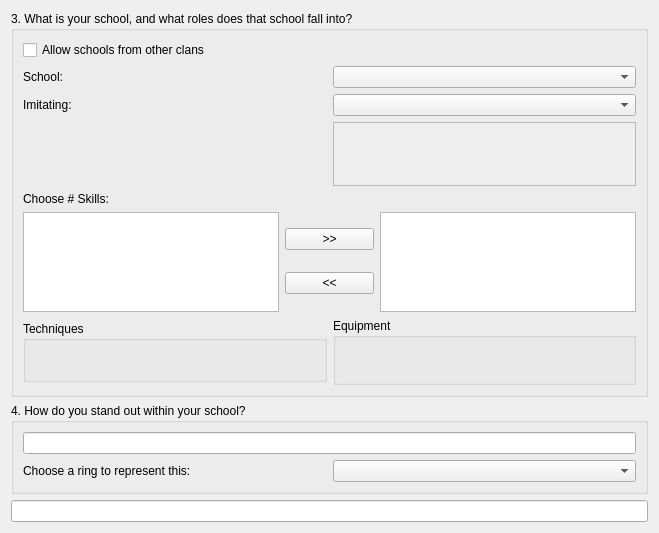
This is PaperBlossoms/ui/newcharwizardpage2.ui in dashnine/PaperBlossoms as Qt 5 draws it before an edit. The edited form follows.
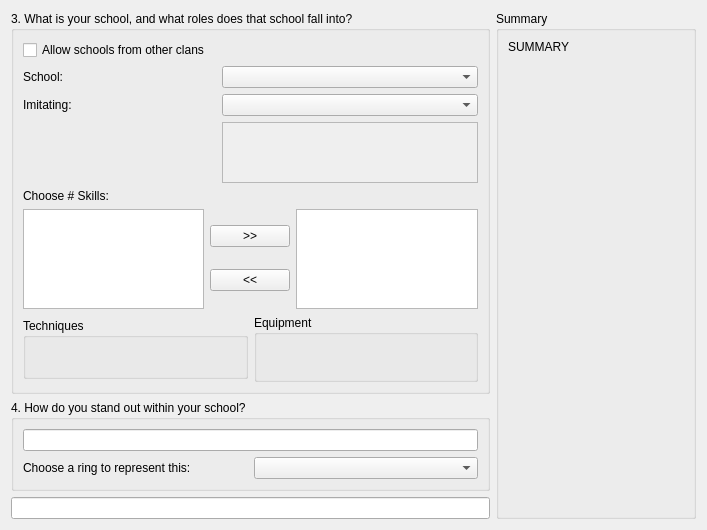
This is the edited form. Custom widgets are drawn as their Qt base class.

What changed in the file:
```diff
--- a/PaperBlossoms/ui/newcharwizardpage2.ui
+++ b/PaperBlossoms/ui/newcharwizardpage2.ui
@@ -6,8 +6,8 @@
    <rect>
     <x>0</x>
     <y>0</y>
-    <width>659</width>
-    <height>533</height>
+    <width>707</width>
+    <height>530</height>
    </rect>
   </property>
   <property name="sizePolicy">
@@ -294,6 +294,46 @@
      </layout>
     </widget>
    </item>
+   <item row="0" column="1" rowspan="3">
+    <widget class="QGroupBox" name="groupBox_5">
+     <property name="sizePolicy">
+      <sizepolicy hsizetype="Fixed" vsizetype="Preferred">
+       <horstretch>0</horstretch>
+       <verstretch>0</verstretch>
+      </sizepolicy>
+     </property>
+     <property name="minimumSize">
+      <size>
+       <width>200</width>
+       <height>0</height>
+      </size>
+     </property>
+     <property name="maximumSize">
+      <size>
+       <width>200</width>
+       <height>16777215</height>
+      </size>
+     </property>
+     <property name="title">
+      <string>Summary</string>
+     </property>
+     <layout class="QVBoxLayout" name="verticalLayout_7">
+      <item>
+       <widget class="QLabel" name="summary_label">
+        <property name="text">
+         <string>SUMMARY</string>
+        </property>
+        <property name="alignment">
+         <set>Qt::AlignLeading|Qt::AlignLeft|Qt::AlignTop</set>
+        </property>
+        <property name="wordWrap">
+         <bool>true</bool>
+        </property>
+       </widget>
+      </item>
+     </layout>
+    </widget>
+   </item>
    <item row="1" column="0">
     <widget class="QGroupBox" name="groupBox">
      <property name="sizePolicy">
```
Left out of the diff: 2 changed lines with no effect on the pictures.
